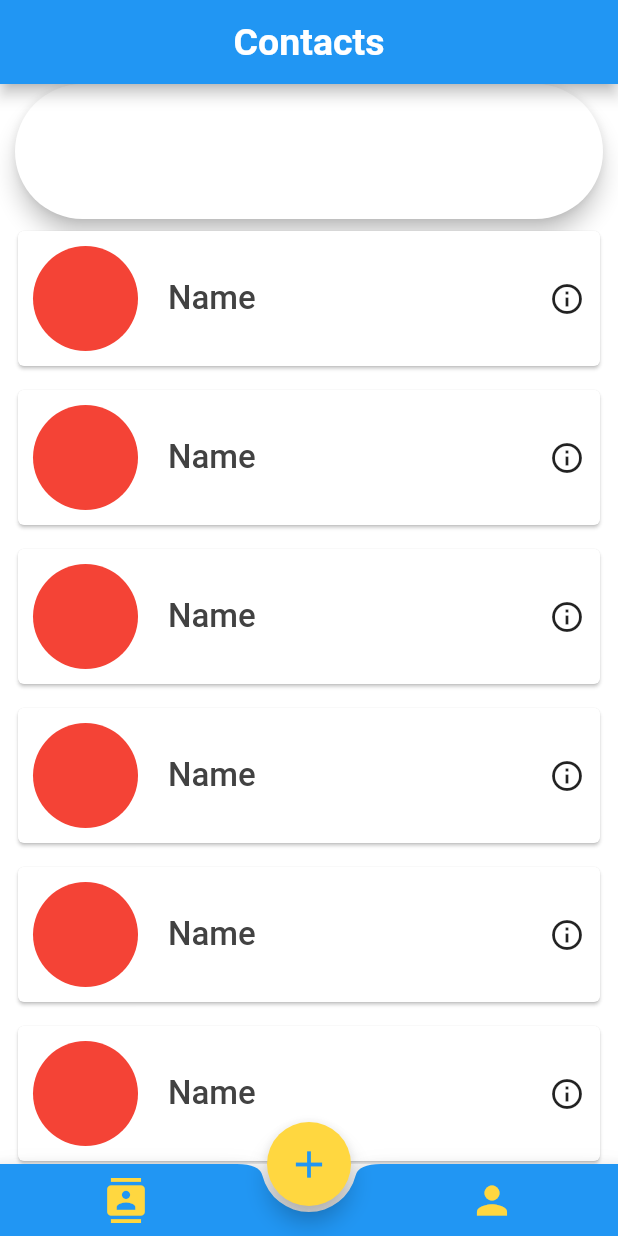
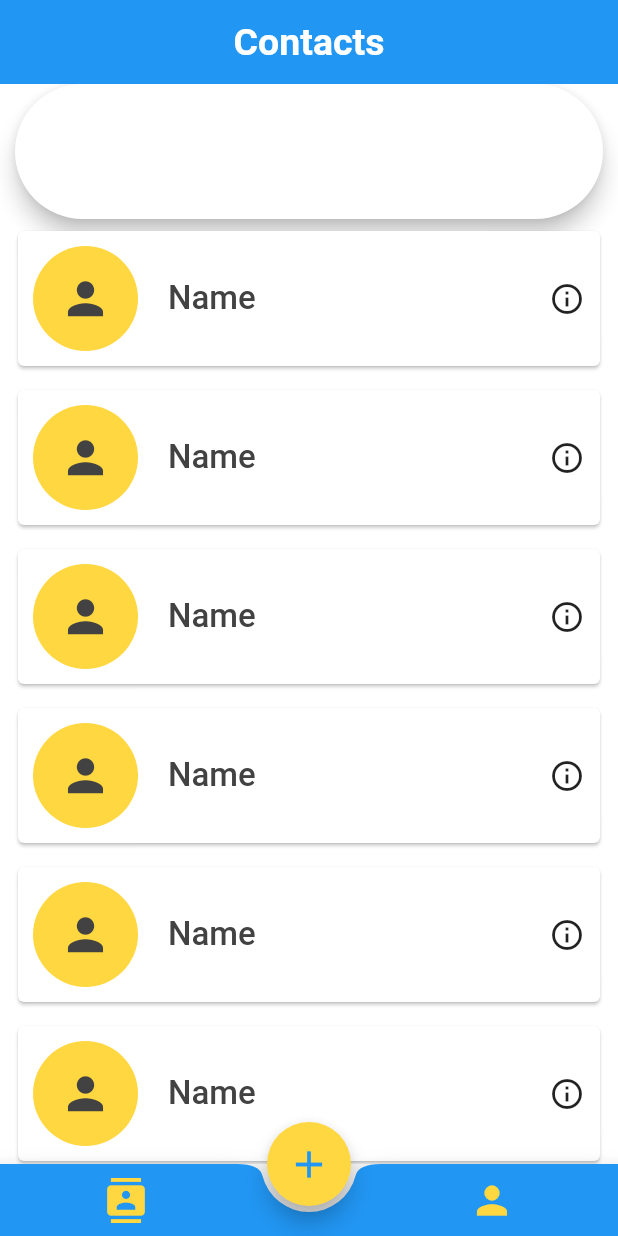
Before and after one commit to jendcruz22/ContactManagement-Flutter, a Flutter app: the screen it shows after launch, on a phone screen of 412 x 824 dp. Run offline on Flutter 3.47's test engine with Material 2 defaults, Android fonts, the phone set to English and light mode, and no system bars; missing offline and left inert: flappy_search_bar.

Commit message:
added: Contact details page

```diff
--- a/lib/screens/contacts.dart
+++ b/lib/screens/contacts.dart
@@ -1,5 +1,6 @@
 import 'package:flappy_search_bar/flappy_search_bar.dart';
 import 'package:flutter/material.dart';
+import 'package:mcc_project/screens/contact_details.dart';
 
 class Contacts extends StatelessWidget {
   @override
@@ -9,6 +10,7 @@ class Contacts extends StatelessWidget {
 
       /// Appbar
       appBar: AppBar(
+        elevation: 0,
         backgroundColor: Colors.blue,
         title: Text(
           'Contacts',
@@ -48,7 +50,7 @@ class Contacts extends StatelessWidget {
                       horizontal: 8.0,
                       vertical: 4.0,
                     ),
-                    child: buildCard(),
+                    child: buildCard(context),
                   );
                 }),
           ),
@@ -58,9 +60,15 @@ class Contacts extends StatelessWidget {
   }
 
   /// Card
-  Card buildCard() {
+  Card buildCard(BuildContext context) {
     return Card(
       color: Colors.white,
+      child: InkWell(
+        splashColor: Colors.blue.withOpacity(0.05),
+        onTap: () {
+          Navigator.push(
+              context, MaterialPageRoute(builder: (context) => ContactDetails()));
+        },
         child: Padding(
           padding: const EdgeInsets.all(10.0),
           child: Row(
@@ -68,11 +76,17 @@ class Contacts extends StatelessWidget {
               Container(
                 decoration: BoxDecoration(
                   borderRadius: BorderRadius.circular(90),
-                color: Colors.red,
+                  color: Colors.amberAccent,
+                ),
+                child: Icon(
+                  Icons.person,
+                  size: 35,
+                  color: Colors.grey[800],
                 ),
                 width: 70,
                 height: 70,
               ),
+
               SizedBox(
                 width: 20,
               ),
@@ -91,6 +105,7 @@ class Contacts extends StatelessWidget {
             ],
           ),
         ),
+      ),
     );
   }
 }
--- a/pubspec.yaml
+++ b/pubspec.yaml
@@ -31,6 +31,9 @@ dependencies:
 
   # Search bar
   flappy_search_bar: 1.4.1
+
+  # Database
+  sqflite: ^1.3.0
 
 dev_dependencies:
   flutter_test:
```
Also changed, not shown: lib/screens/contact_details.dart (added, +128 -0 lines), pubspec.lock, 2 other files. Lines whose indentation alone changed are shown as unchanged.
